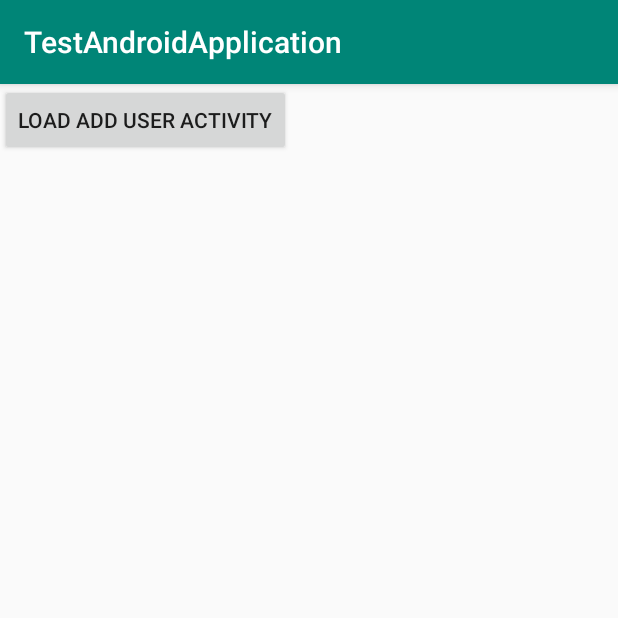
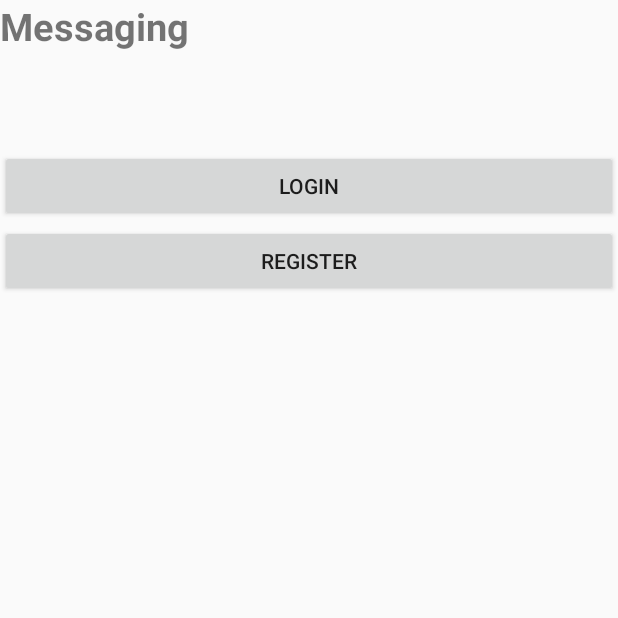
Before and after one commit to emma-boardman/android-group-project, an Android app: the screen it shows after launch (MainActivity before the commit, Messaging after it), on a phone screen of 412 x 824 dp, the top half of it. Run offline under Robolectric (Android 15) with nearby library versions, the phone set to English and light mode, and no system bars.

Commit message:
Firebase register & login working.

```diff
--- a/app/src/main/java/com/example/testandroidapplication/MainActivity.java
+++ b/app/src/main/java/com/example/testandroidapplication/MainActivity.java
@@ -9,6 +9,7 @@ import android.widget.Button;
 import android.widget.Toast;
 
 import com.example.testandroidapplication.helper.CheckNetworkStatus;
+import com.google.firebase.auth.FirebaseAuth;
 
 public class MainActivity extends AppCompatActivity {
 
@@ -16,6 +17,7 @@ public class MainActivity extends AppCompatActivity {
     protected void onCreate(Bundle savedInstanceState) {
         super.onCreate(savedInstanceState);
         setContentView(R.layout.activity_main);
+
         Button addNewBtn = findViewById(R.id.addNewBtn);
 
         addNewBtn.setOnClickListener(new View.OnClickListener() {
@@ -23,15 +25,13 @@ public class MainActivity extends AppCompatActivity {
             public void onClick(View view) {
                 //Check for network connectivity
                 if (CheckNetworkStatus.isNetworkAvailable(getApplicationContext())) {
-                    Intent i = new Intent(getApplicationContext(),
-                            TempAddUserToDB.class);
+                    Intent i = new Intent(getApplicationContext(), TempAddUserToDB.class);
                     startActivity(i);
                 } else {
                     //Display error message if not connected to internet
                     Toast.makeText(MainActivity.this,
                             "Unable to connect to internet",
                             Toast.LENGTH_LONG).show();
-
                 }
 
             }
--- /dev/null
+++ b/app/src/main/java/com/example/testandroidapplication/Messaging.java
@@ -0,0 +1,37 @@
+package com.example.testandroidapplication;
+
+import android.content.Intent;
+import android.support.v7.app.AppCompatActivity;
+import android.os.Bundle;
+import android.view.View;
+import android.widget.Button;
+
+import com.google.firebase.FirebaseApp;
+
+public class Messaging extends AppCompatActivity {
+
+    Button login, register;
+
+    @Override
+    protected void onCreate(Bundle savedInstanceState) {
+        super.onCreate(savedInstanceState);
+        setContentView(R.layout.activity_messaging);
+
+        login = findViewById(R.id.btn_login);
+        register = findViewById(R.id.btn_register);
+
+        login.setOnClickListener(new View.OnClickListener() {
+            @Override
+            public void onClick(View view) {
+                startActivity(new Intent(Messaging.this, LoginActivity.class));
+            }
+        });
+
+        register.setOnClickListener(new View.OnClickListener() {
+            @Override
+            public void onClick(View view) {
+                startActivity(new Intent(Messaging.this, RegisterActivity.class));
+            }
+        });
+    }
+}
--- a/app/src/main/res/layout/activity_main.xml
+++ b/app/src/main/res/layout/activity_main.xml
@@ -12,4 +12,10 @@
         android:layout_height="wrap_content"
         android:text="@string/load_add_user_activity" />
 
+    <Button
+        android:id="@+id/btn_messaging"
+        android:layout_width="wrap_content"
+        android:layout_height="wrap_content"
+        android:text="Messaging " />
+
 </LinearLayout>
--- /dev/null
+++ b/app/src/main/res/layout/activity_messaging.xml
@@ -0,0 +1,31 @@
+<?xml version="1.0" encoding="utf-8"?>
+<RelativeLayout xmlns:android="http://schemas.android.com/apk/res/android"
+    xmlns:app="http://schemas.android.com/apk/res-auto"
+    xmlns:tools="http://schemas.android.com/tools"
+    android:layout_width="match_parent"
+    android:layout_height="match_parent"
+    tools:context=".Messaging">
+
+
+    <TextView
+        android:layout_width="wrap_content"
+        android:layout_height="wrap_content"
+        android:text="Messaging"
+        android:textSize="25sp"
+        android:textStyle="bold"/>
+
+    <Button
+        android:layout_width="match_parent"
+        android:layout_height="wrap_content"
+        android:layout_marginTop="100dp"
+        android:id="@+id/btn_login"
+        android:text="Login"/>
+
+    <Button
+        android:layout_width="match_parent"
+        android:layout_height="wrap_content"
+        android:layout_marginTop="150dp"
+        android:id="@+id/btn_register"
+        android:text="Register"/>
+
+</RelativeLayout>
--- /dev/null
+++ b/app/src/main/res/values/dimens.xml
@@ -0,0 +1,3 @@
+<resources>
+    <dimen name="fab_margin">16dp</dimen>
+</resources>
--- a/app/src/main/res/values/strings.xml
+++ b/app/src/main/res/values/strings.xml
@@ -6,6 +6,7 @@
     <string name="user_name">User Name</string>
     <string name="user_email">User Email</string>
     <string name="user_password">User Password</string>
+    <string name="title_activity_messaging">Messaging</string>
 
 
 </resources>
--- a/app/src/main/res/values/styles.xml
+++ b/app/src/main/res/values/styles.xml
@@ -1,11 +1,20 @@
 <resources>
 
     <!-- Base application theme. -->
-    <style name="AppTheme" parent="Theme.AppCompat.Light.DarkActionBar">
+    <style name="AppTheme" parent="Theme.AppCompat.Light.NoActionBar">
         <!-- Customize your theme here. -->
         <item name="colorPrimary">@color/colorPrimary</item>
         <item name="colorPrimaryDark">@color/colorPrimaryDark</item>
         <item name="colorAccent">@color/colorAccent</item>
     </style>
 
+    <style name="AppTheme.NoActionBar">
+        <item name="windowActionBar">false</item>
+        <item name="windowNoTitle">true</item>
+    </style>
+
+    <style name="AppTheme.AppBarOverlay" parent="ThemeOverlay.AppCompat.Dark.ActionBar" />
+
+    <style name="AppTheme.PopupOverlay" parent="ThemeOverlay.AppCompat.Light" />
+
 </resources>
--- a/build.gradle
+++ b/build.gradle
@@ -8,6 +8,7 @@ buildscript {
     }
     dependencies {
         classpath 'com.android.tools.build:gradle:3.3.2'
+        classpath 'com.google.gms:google-services:4.0.0'
 
         // NOTE: Do not place your application dependencies here; they belong
         // in the individual module build.gradle files
```
Also changed, not shown: app/build.gradle (+17 -1 lines), app/src/main/AndroidManifest.xml (+17 -6 lines), app/src/main/java/com/example/testandroidapplication/LoginActivity.java (added, +70 -0 lines), app/src/main/java/com/example/testandroidapplication/RegisterActivity.java (added, +104 -0 lines), app/src/main/res/layout/activity_login.xml (added, +58 -0 lines), app/src/main/res/layout/activity_register.xml (added, +67 -0 lines), app/src/main/res/layout/bar_layout.xml (added, +7 -0 lines).
